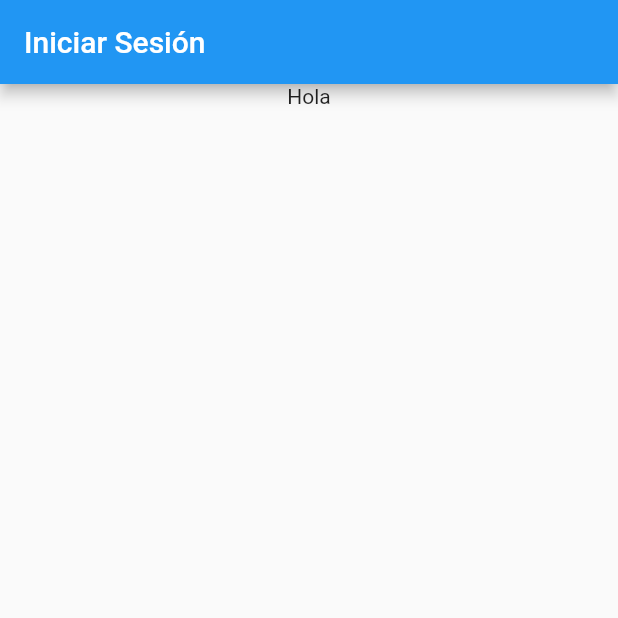
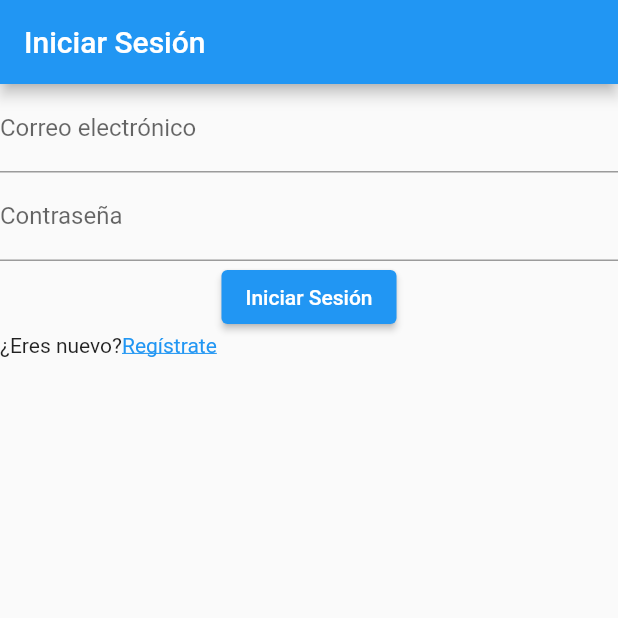
Before and after one commit to docnvelezv/agenda-contactos, a Flutter app: the screen it shows after launch, on a phone screen of 412 x 824 dp, the top half of it. Run offline on Flutter 3.47's test engine with Material 2 defaults, Android fonts, the phone set to English and light mode, and no system bars; our stand-ins replace shared_preferences.

Commit message:
Se Entrega interfaz de login

```diff
--- a/lib/login/estructura.dart
+++ b/lib/login/estructura.dart
@@ -1,7 +1,13 @@
+import 'package:app_contactos/home/estructura.dart';
+import 'package:app_contactos/login/model/authResponse.dart';
 import 'package:app_contactos/login/provider/authProvider.dart';
+import 'package:app_contactos/register/estructura.dart';
 import 'package:flutter/material.dart';
+import 'package:shared_preferences/shared_preferences.dart';
 
 class MyLoginPage extends StatefulWidget {
+  static String ruta = "/";
+
   @override
   State<StatefulWidget> createState() {
     return _MyLoginPageState();
@@ -9,23 +15,108 @@ class MyLoginPage extends StatefulWidget {
 }
 
 class _MyLoginPageState extends State<MyLoginPage> {
+  GlobalKey<FormState> formKey = GlobalKey<FormState>();
+  String emailIngresado = "";
+  String contrasenaIngresada = "";
+
   @override
   Widget build(BuildContext context) {
-    AuthProvider ap = AuthProvider();
-    ap.obtenerToken('davidr@hotmail.com', 'holamundo123.');
-
     return Scaffold(
         appBar: AppBar(
           title: Text("Iniciar Sesión"),
         ),
-        body: Center(
+        body: Container(
+            child: Form(
+          key: formKey,
           child: Column(
-            children: <Widget>[
-              Text(
-                'Hola',
-              ),
+            children: [
+              obtenerCampoEmail(),
+              obtenerCampoContrasena(),
+              obtenerBotonIniciarSesion(),
+              Container(
+                alignment: Alignment.center,
+                child: Row(
+                  children: [
+                    Text("¿Eres nuevo?"),
+                    GestureDetector(
+                        child: Text(
+                          "Regístrate",
+                          style: TextStyle(
+                              color: Colors.blue,
+                              decoration: TextDecoration.underline),
+                        ),
+                        onTap: () {
+                          Navigator.pushNamed(context, MyRegisterPage.ruta);
+                        })
+                  ],
+                ),
+              )
             ],
           ),
-        ));
+        )));
+  }
+
+  TextFormField obtenerCampoEmail() {
+    return TextFormField(
+      keyboardType: TextInputType.emailAddress,
+      decoration: InputDecoration(
+          labelText: "Correo electrónico", hintText: "john.doe@mail.com"),
+      validator: (value) {
+        String patron = r'^[^@]+@[^@]+\.[^@]+$';
+        RegExp regExp = new RegExp(patron);
+        if (regExp.hasMatch(value!)) {
+          return null;
+        } else {
+          return "El email no es válido";
+        }
+      },
+      onSaved: (value) {
+        emailIngresado = value!;
+      },
+    );
+  }
+
+  TextFormField obtenerCampoContrasena() {
+    return TextFormField(
+      obscureText: true,
+      decoration: InputDecoration(labelText: "Contraseña"),
+      validator: (value) {
+        if (value!.length > 5) {
+          return null;
+        } else {
+          return "La contraseña no cumple requisitos mínimos de seguridad";
+        }
+      },
+      onSaved: (value) {
+        contrasenaIngresada = value!;
+      },
+    );
+  }
+
+  ElevatedButton obtenerBotonIniciarSesion() {
+    return ElevatedButton(
+        onPressed: () {
+          if (formKey.currentState!.validate()) {
+            formKey.currentState!.save();
+            validarToken(emailIngresado, contrasenaIngresada);
+          }
+        },
+        child: Text("Iniciar Sesión"));
+  }
+
+  void validarToken(String email, String contrasena) async {
+    AuthProvider ap = AuthProvider();
+    AuthResponse ar =
+        await ap.obtenerToken(emailIngresado, contrasenaIngresada);
+
+    if (ar.message != "Usuario autenticado") {
+    } else {
+      SharedPreferences prefs = await SharedPreferences.getInstance();
+      await prefs.setString('token', ar.token!);
+
+      formKey.currentState!.reset();
+
+      Navigator.pushNamed(context, MyContactsPage.ruta);
+    }
   }
 }
--- a/lib/login/provider/authProvider.dart
+++ b/lib/login/provider/authProvider.dart
@@ -16,9 +16,6 @@ class AuthProvider {
 
     AuthResponse authResponse = AuthResponse(jsonResponse);
 
-    print(authResponse.message);
-    print(authResponse.token);
-
     return authResponse;
   }
 }
--- a/pubspec.yaml
+++ b/pubspec.yaml
@@ -29,6 +29,7 @@ dependencies:
   # Use with the CupertinoIcons class for iOS style icons.
   cupertino_icons: ^1.0.2
   http: ^0.13.3
+  shared_preferences:
 
 dev_dependencies:
   flutter_test:
```
Also changed, not shown: lib/home/estructura.dart (added, +47 -0 lines), lib/main.dart (+7 -1 lines), lib/register/estructura.dart (added, +29 -0 lines), pubspec.lock.
